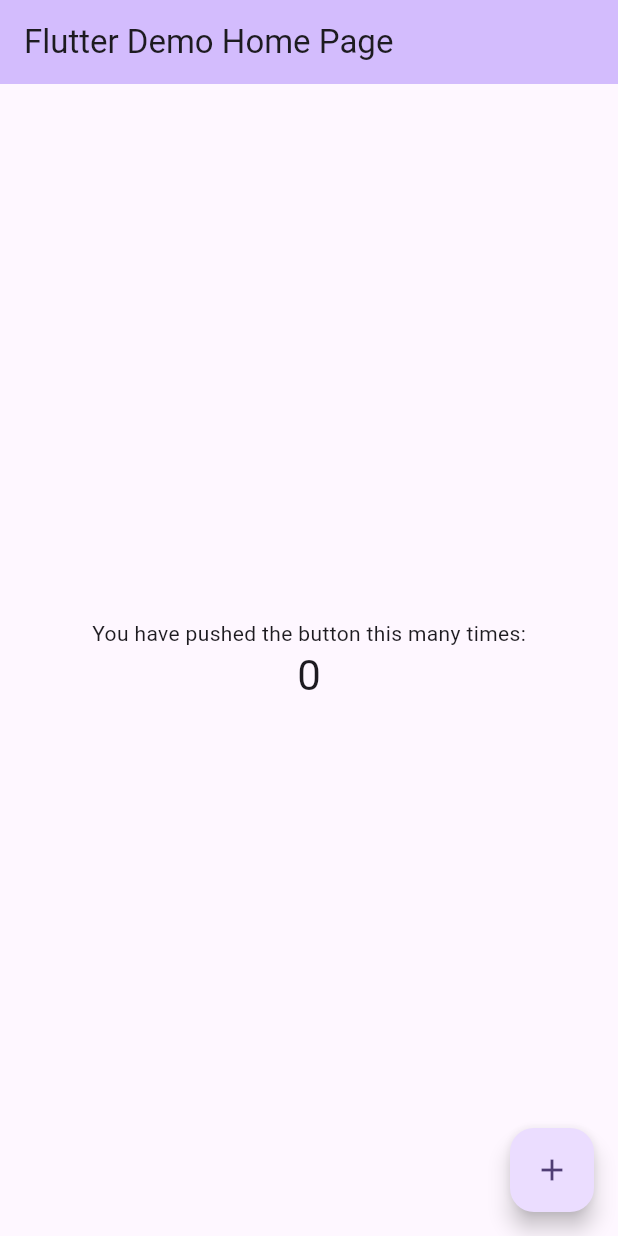
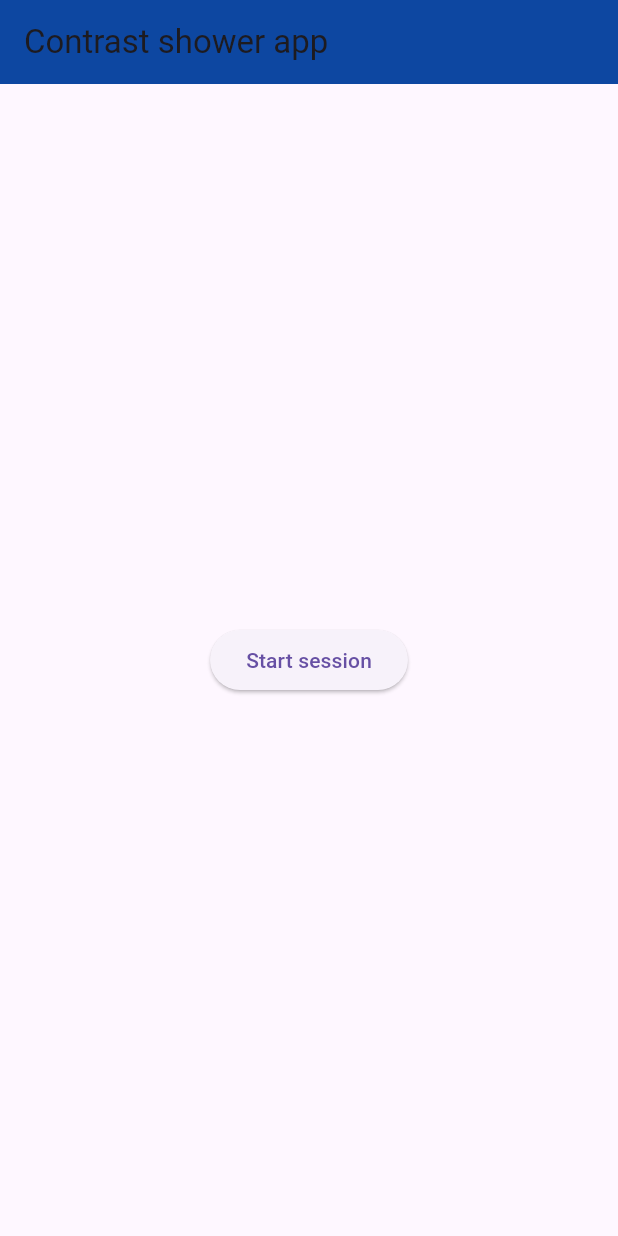
Before and after one commit to RamzeusInno/MeditationApp, a Flutter app: the screen it shows after launch, on a phone screen of 412 x 824 dp. Run offline on Flutter 3.47's test engine with Material 3 defaults, Android fonts, the phone set to English and light mode, and no system bars; our stand-ins replace flutter_riverpod.

Commit message:
added a home screen and the base of preferences screen

```diff
--- a/lib/main.dart
+++ b/lib/main.dart
@@ -1,125 +1,19 @@
 import 'package:flutter/material.dart';
+import 'package:contrast_shower_appplication/screens/homeScreen.dart';
+import 'package:contrast_shower_appplication/screens/sessionScreen.dart';
+import 'package:contrast_shower_appplication/screens/postSessionScreen.dart';
+import 'package:contrast_shower_appplication/screens/sessionPreferencesScreen.dart';
+import 'package:flutter_riverpod/flutter_riverpod.dart';
 
 void main() {
-  runApp(const MyApp());
+  runApp(ProviderScope(
+    child: MaterialApp(
+      initialRoute: '/',
+      routes: {
+        '/': (context) => const Homescreen(),
+        '/session_preferences': (context) => const SessionPreferencesScreen(),
+
+      },
+    ),
+  ));
 }
-
-class MyApp extends StatelessWidget {
-  const MyApp({super.key});
-
-  // This widget is the root of your application.
-  @override
-  Widget build(BuildContext context) {
-    return MaterialApp(
-      title: 'Flutter Demo',
-      theme: ThemeData(
-        // This is the theme of your application.
-        //
-        // TRY THIS: Try running your application with "flutter run". You'll see
-        // the application has a purple toolbar. Then, without quitting the app,
-        // try changing the seedColor in the colorScheme below to Colors.green
-        // and then invoke "hot reload" (save your changes or press the "hot
-        // reload" button in a Flutter-supported IDE, or press "r" if you used
-        // the command line to start the app).
-        //
-        // Notice that the counter didn't reset back to zero; the application
-        // state is not lost during the reload. To reset the state, use hot
-        // restart instead.
-        //
-        // This works for code too, not just values: Most code changes can be
-        // tested with just a hot reload.
-        colorScheme: ColorScheme.fromSeed(seedColor: Colors.deepPurple),
-        useMaterial3: true,
-      ),
-      home: const MyHomePage(title: 'Flutter Demo Home Page'),
-    );
-  }
-}
-
-class MyHomePage extends StatefulWidget {
-  const MyHomePage({super.key, required this.title});
-
-  // This widget is the home page of your application. It is stateful, meaning
-  // that it has a State object (defined below) that contains fields that affect
-  // how it looks.
-
-  // This class is the configuration for the state. It holds the values (in this
-  // case the title) provided by the parent (in this case the App widget) and
-  // used by the build method of the State. Fields in a Widget subclass are
-  // always marked "final".
-
-  final String title;
-
-  @override
-  State<MyHomePage> createState() => _MyHomePageState();
-}
-
-class _MyHomePageState extends State<MyHomePage> {
-  int _counter = 0;
-
-  void _incrementCounter() {
-    setState(() {
-      // This call to setState tells the Flutter framework that something has
-      // changed in this State, which causes it to rerun the build method below
-      // so that the display can reflect the updated values. If we changed
-      // _counter without calling setState(), then the build method would not be
-      // called again, and so nothing would appear to happen.
-      _counter++;
-    });
-  }
-
-  @override
-  Widget build(BuildContext context) {
-    // This method is rerun every time setState is called, for instance as done
-    // by the _incrementCounter method above.
-    //
-    // The Flutter framework has been optimized to make rerunning build methods
-    // fast, so that you can just rebuild anything that needs updating rather
-    // than having to individually change instances of widgets.
-    return Scaffold(
-      appBar: AppBar(
-        // TRY THIS: Try changing the color here to a specific color (to
-        // Colors.amber, perhaps?) and trigger a hot reload to see the AppBar
-        // change color while the other colors stay the same.
-        backgroundColor: Theme.of(context).colorScheme.inversePrimary,
-        // Here we take the value from the MyHomePage object that was created by
-        // the App.build method, and use it to set our appbar title.
-        title: Text(widget.title),
-      ),
-      body: Center(
-        // Center is a layout widget. It takes a single child and positions it
-        // in the middle of the parent.
-        child: Column(
-          // Column is also a layout widget. It takes a list of children and
-          // arranges them vertically. By default, it sizes itself to fit its
-          // children horizontally, and tries to be as tall as its parent.
-          //
-          // Column has various properties to control how it sizes itself and
-          // how it positions its children. Here we use mainAxisAlignment to
-          // center the children vertically; the main axis here is the vertical
-          // axis because Columns are vertical (the cross axis would be
-          // horizontal).
-          //
-          // TRY THIS: Invoke "debug painting" (choose the "Toggle Debug Paint"
-          // action in the IDE, or press "p" in the console), to see the
-          // wireframe for each widget.
-          mainAxisAlignment: MainAxisAlignment.center,
-          children: <Widget>[
-            const Text(
-              'You have pushed the button this many times:',
-            ),
-            Text(
-              '$_counter',
-              style: Theme.of(context).textTheme.headlineMedium,
-            ),
-          ],
-        ),
-      ),
-      floatingActionButton: FloatingActionButton(
-        onPressed: _incrementCounter,
-        tooltip: 'Increment',
-        child: const Icon(Icons.add),
-      ), // This trailing comma makes auto-formatting nicer for build methods.
-    );
-  }
-}
--- /dev/null
+++ b/lib/screens/homeScreen.dart
@@ -0,0 +1,31 @@
+import 'package:flutter/material.dart';
+import 'package:flutter_riverpod/flutter_riverpod.dart';
+
+
+class Homescreen extends ConsumerStatefulWidget {
+  const Homescreen({super.key});
+
+  @override
+  ConsumerState<Homescreen> createState() => _HomescreenState();
+}
+
+class _HomescreenState extends ConsumerState<Homescreen> {
+  @override
+  Widget build(BuildContext context) {
+    return Scaffold(
+      appBar: AppBar(
+        title: const Text("Contrast shower app"),
+        backgroundColor: Colors.blue[900],
+      ),
+      body: Center(
+        child: ElevatedButton(
+            onPressed: () {
+              Navigator.pushNamed(context, '/session_preferences');
+            },
+            child: const Text("Start session")
+            ),
+      ),
+      // TODO: Add previous session display
+    );
+  }
+}
--- a/pubspec.yaml
+++ b/pubspec.yaml
@@ -30,6 +30,7 @@ environment:
 dependencies:
   flutter:
     sdk: flutter
+  flutter_riverpod: ^2.2.0
 
 
   # The following adds the Cupertino Icons font to your application.
```
Also changed, not shown: lib/screens/sessionPreferencesScreen.dart (added, +24 -0 lines), lib/sessionDurationForm.dart (added, +98 -0 lines), lib/screens/postSessionScreen.dart (added), lib/screens/sessionScreen.dart (added), pubspec.lock.
